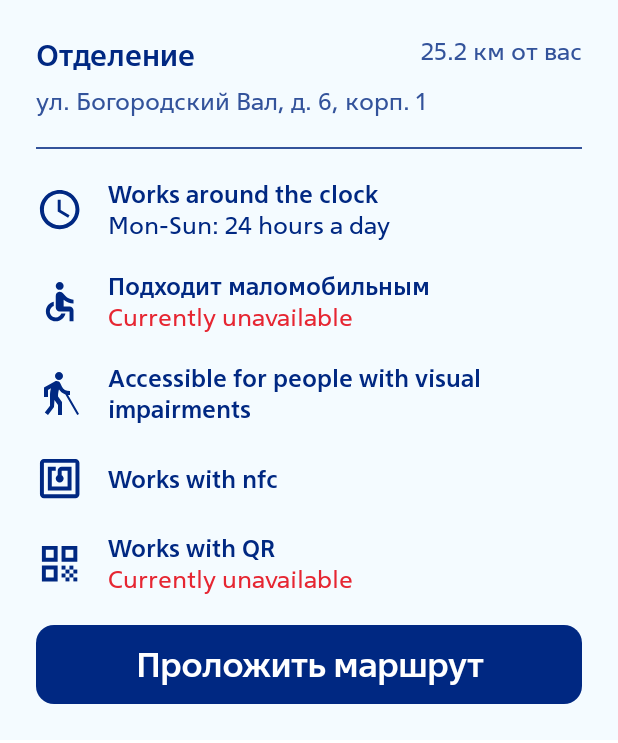
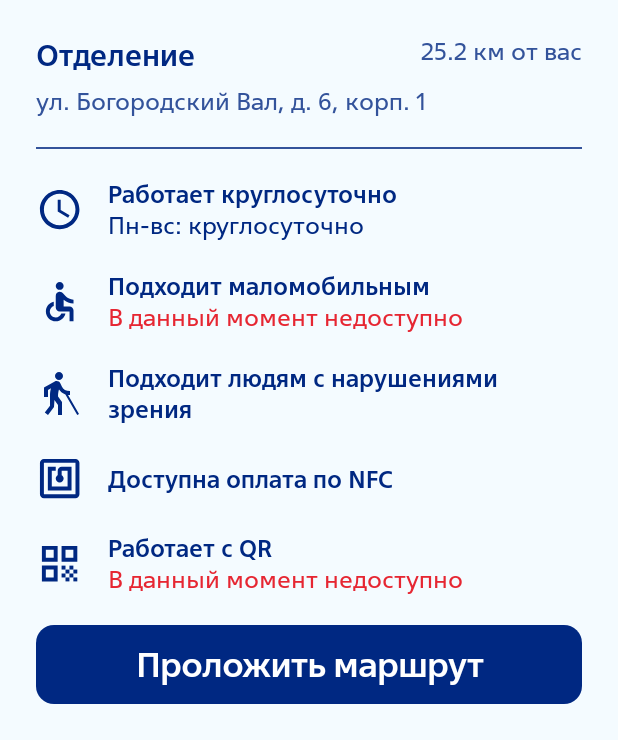
Before and after one commit to Lvntt/MoreTechHackathon, an Android app built with Jetpack Compose: the @Preview function ATMDetailsPreview, on a phone screen of 412 x 824 dp. Shown: the top 743 px of the screen. Run offline under Robolectric (Android 15) with nearby library versions, the phone set to English and light mode, and no system bars.

Commit message:
Last minute stuff

```diff
--- a/app/src/main/java/ru/phrogs/moretechhackathon/presentation/MainActivity.kt
+++ b/app/src/main/java/ru/phrogs/moretechhackathon/presentation/MainActivity.kt
@@ -9,7 +9,6 @@ import androidx.compose.material3.Surface
 import androidx.compose.ui.Modifier
 import androidx.navigation.compose.rememberNavController
 import com.yandex.mapkit.MapKitFactory
-import ru.phrogs.moretechhackathon.feature_chat_bot.presentation.screen.ChatScreen
 import ru.phrogs.moretechhackathon.presentation.ui.navigation.MoreTechNavigation
 import ru.phrogs.moretechhackathon.presentation.ui.theme.MoreTechHackathonTheme
 
@@ -26,7 +25,7 @@ class MainActivity : ComponentActivity() {
                 Surface(
                     modifier = Modifier.fillMaxSize(), color = MaterialTheme.colorScheme.background
                 ) {
-                    ChatScreen()
+                    MoreTechNavigation(navController = navController, context = this)
                 }
             }
         }
--- a/app/src/main/res/values/strings.xml
+++ b/app/src/main/res/values/strings.xml
@@ -1,5 +1,4 @@
 <resources>
-    <string name="app_name" translatable="false">MoreTechHackathon</string>
     <string name="km_away">км от вас</string>
     <string name="bank_office">Отделение</string>
     <string name="individuals">Физлица</string>
@@ -14,6 +13,7 @@
     <string name="accessible_limited_mobility">Подходит маломобильным</string>
     <string name="accessible_limited_mobility_desc">Есть пандус и вызов сотрудника</string>
     <string name="make_a_route">Проложить маршрут</string>
+    <string name="app_name" translatable="false">MoreTechHackathon</string>
     <string name="bank_offices">Отделения</string>
     <string name="rating_desc">Мы подобрали для Вас подходящие отделения ВТБ с учетом Вашего местоположения и загруженности банка</string>
     <string name="for_service">по услуге</string>
@@ -21,16 +21,6 @@
     <string name="vtb_atm">Банкомат ВТБ</string>
     <string name="more_info">Подробнее</string>
     <string name="chat">Chat</string>
-    <string name="works_around_the_clock">Works around the clock</string>
-    <string name="works_around_the_clock_desc">Mon-Sun: 24 hours a day</string>
-    <string name="not_accessible_limited_mobility">Not suitable for people with limited mobility</string>
-    <string name="currently_unavailable">Currently unavailable</string>
-    <string name="accessible_blind">Accessible for people with visual impairments</string>
-    <string name="not_accessible_blind">Accessible for people with visual impairments</string>
-    <string name="nfc_works">Works with nfc</string>
-    <string name="nfc_does_not_work">Does not work with nfc</string>
-    <string name="qr_works">Works with QR</string>
-    <string name="qr_does_not_work">Does not work with QR</string>
     <string name="route">Route</string>
     <string name="drive">Drive</string>
     <string name="where">Where: %1$s</string>
@@ -46,5 +36,16 @@
     <string name="visionProblems">Vision problems</string>
     <string name="movementProblems">Movement problems</string>
     <string name="noDisability">No disabilities</string>
-    <string name="recommendations">Recommendations</string>
+    <string name="works_around_the_clock" translatable="false">Работает круглосуточно</string>
+    <string name="works_around_the_clock_desc" translatable="false">Пн-вс: круглосуточно</string>
+    <string name="not_accessible_limited_mobility" translatable="false">Не подходит маломобильным</string>
+    <string name="currently_unavailable" translatable="false">В данный момент недоступно</string>
+    <string name="accessible_blind" translatable="false">Подходит людям с нарушениями зрения</string>
+    <string name="not_accessible_blind" translatable="false">Не подходит людям с нарушениями зрения</string>
+    <string name="nfc_works" translatable="false">Доступна оплата по NFC</string>
+    <string name="nfc_does_not_work" translatable="false">Недоступна оплата по NFC</string>
+    <string name="qr_works" translatable="false">Работает с QR</string>
+    <string name="qr_does_not_work" translatable="false">Не работает с QR</string>
+    <string name="recommendations" translatable="false">Рекомендации</string>
+    <string name="history">History</string>
 </resources>
```
Also changed, not shown: app/src/main/java/ru/phrogs/moretechhackathon/presentation/ui/navigation/MoreTechNavigation.kt (+2 -9 lines), app/src/main/java/ru/phrogs/moretechhackathon/presentation/ui/screen/map/MapScreen.kt (+6 -1 lines), app/src/main/java/ru/phrogs/moretechhackathon/presentation/ui/screen/map/components/BankOfficeDetails.kt (+16 -15 lines), app/src/main/java/ru/phrogs/moretechhackathon/presentation/viewmodel/MapViewModel.kt (+129 -0 lines), 1 other file.
